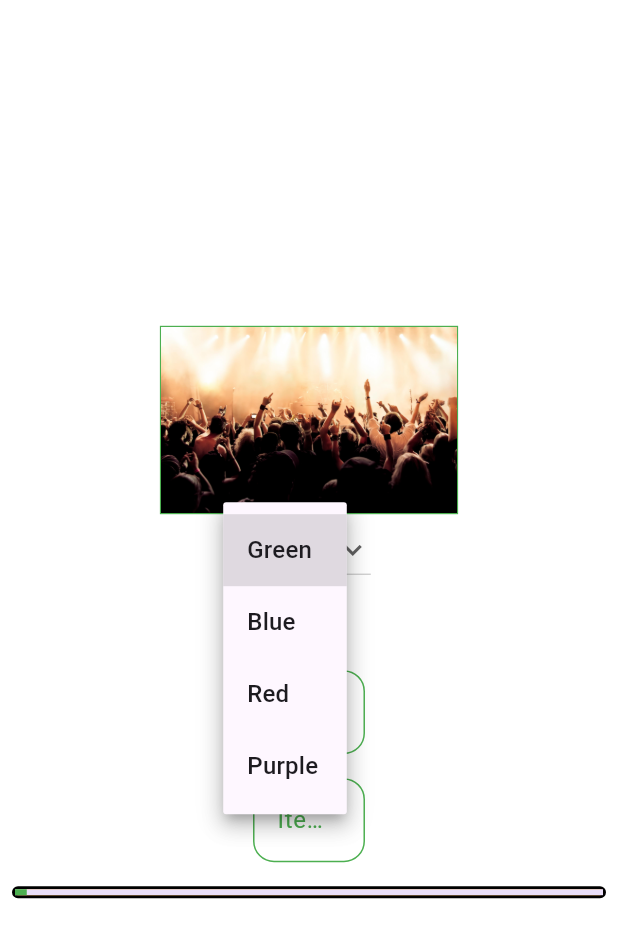
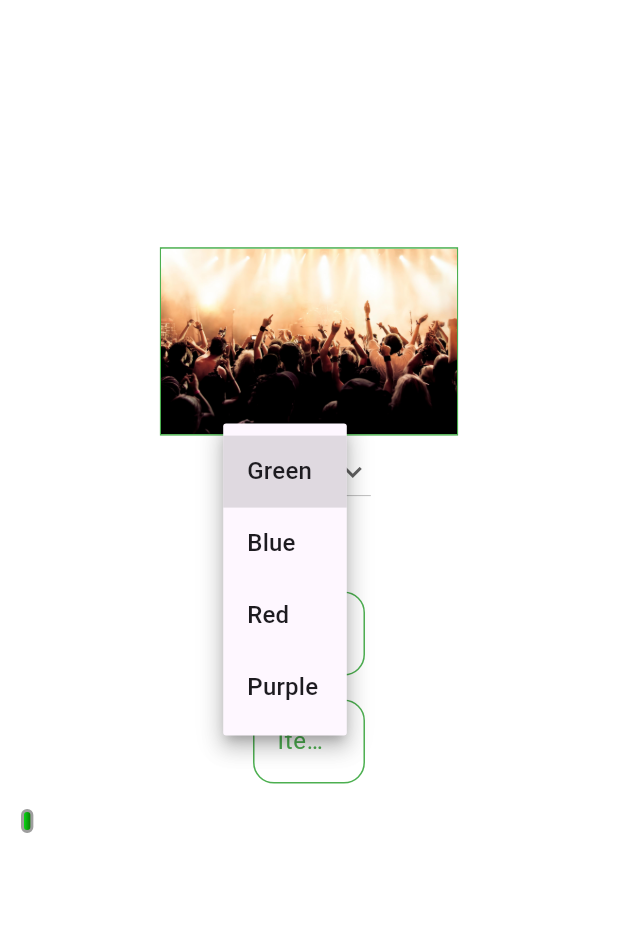
Before and after one commit to rachit-goyal1071/flutter-task, a Flutter app: the screen it shows after launch, after a tap on "Green", on a phone screen of 412 x 824 dp. Shown: the top 938 px of the screen. Run offline on Flutter 3.47's test engine with Material 3 defaults, Android fonts, the phone set to English and light mode, and no system bars; our stand-ins replace get.

Commit message:
Feat: UI Enhancements

```diff
--- a/lib/consts/colors.dart
+++ b/lib/consts/colors.dart
@@ -3,4 +3,4 @@ import 'package:flutter/material.dart';
 List<Color>redGradient = [Color.fromARGB(255, 213, 26, 1),Color.fromARGB(255, 82, 10, 1)];
 List<Color>blueGradient = [Color.fromARGB(255, 5, 48, 255),Color.fromARGB(255, 2, 13, 84)];
 List<Color>purpleGradient = [Color.fromARGB(255, 67, 7, 255),Color.fromARGB(255, 40, 1, 82)];
-List<Color>greenradient = [Color.fromARGB(255, 6, 255, 25),Color.fromARGB(255, 13, 86, 2)];
+List<Color>greenGradient = [Color.fromARGB(255, 6, 255, 25),Color.fromARGB(255, 13, 86, 2)];
--- a/lib/controllers/progress_controller.dart
+++ b/lib/controllers/progress_controller.dart
@@ -1,40 +1,93 @@
+// import 'dart:async';
+// import 'package:get/get.dart';
+//
+// class ProgressController extends GetxController {
+//   var progress = 0.0.obs;
+//   Timer? _timer;
+//   var time = 30.obs;
+//
+//   @override
+//   void onInit() {
+//     super.onInit();
+//     _startAnimation(time.value);
+//   }
+//
+//   void setProgress(double value) {
+//     progress.value = value.clamp(0.0, 1.0);
+//   }
+//
+//   void setSpeed(double speed) {
+//     time.value = (30 / (speed + 1)).toInt();
+//     _startAnimation(time.value);
+//   }
+//
+//   void _startAnimation(int durationMilliseconds) {
+//     _timer?.cancel();
+//
+//     progress.value = 0.0;
+//
+//     _timer = Timer.periodic(Duration(milliseconds: durationMilliseconds), (timer) {
+//       if (progress.value >= 1.0) {
+//         progress.value = 0.0;
+//       } else {
+//         progress.value += 0.01;
+//       }
+//     });
+//   }
+//
+//   @override
+//   void onClose() {
+//     _timer?.cancel();
+//     super.onClose();
+//   }
+// }
+//
+
+
+import 'dart:async';
 import 'package:get/get.dart';
-import 'dart:async';
 
 class ProgressController extends GetxController {
-  var progress = 0.0.obs; // Observable for the progress value
-  var speed = 1.0.obs; // Speed control from the slider
-  late Timer _timer;
+  var progress = 0.0.obs;
+  Timer? _timer;
+  var time = 30.obs;
 
   @override
   void onInit() {
     super.onInit();
-    _startAnimation();
+    _startAnimation(time.value);
   }
 
-  void _startAnimation() {
-    _timer = Timer.periodic(Duration(milliseconds: 30), (timer) {
+  void setProgress(double value) {
+    progress.value = value.clamp(0.0, 1.0);
+  }
+
+  void setSpeed(double speed) {
+    time.value = (30 / (speed + 1)).toInt(); // Adjust speed
+    _restartAnimation(time.value);
+  }
+
+  void _startAnimation(int durationMilliseconds) {
+    _timer?.cancel(); // Cancel any existing timer
+
+    progress.value = 0.0; // Reset progress to 0.0
+
+    _timer = Timer.periodic(Duration(milliseconds: durationMilliseconds), (timer) {
       if (progress.value >= 1.0) {
-        progress.value = 0.0; // Reset progress
+        progress.value = 0.0; // Reset progress when it reaches 1.0
       } else {
-        progress.value += 0.01; // Update the progress value
+        progress.value += 0.01; // Increment progress
       }
     });
   }
 
-  void setSpeed(double newSpeed) {
-    speed.value = newSpeed;
-    _restartAnimation();
-  }
-
-  void _restartAnimation() {
-    _timer.cancel();
-    _startAnimation();
+  void _restartAnimation(int durationMilliseconds) {
+    _startAnimation(durationMilliseconds);
   }
 
   @override
   void onClose() {
-    _timer.cancel(); // Cancel the timer when the controller is disposed
+    _timer?.cancel(); // Cancel the timer when the controller is disposed
     super.onClose();
   }
 }
--- a/lib/views/home.dart
+++ b/lib/views/home.dart
@@ -20,7 +20,6 @@ class HomePage extends StatelessWidget {
   final ProgressController progressController = Get.put(ProgressController());
   List<String> colorsNames=['Green','Blue','Red','Purple'];
   List<Color> colorsList = [Colors.green,Colors.blue,Colors.red,Colors.purple];
-  // List<Color> gradientList = [greenGradient,blueGradient,redGradient,purpleGradient];
   Widget build(BuildContext context) {
     itemsController.addListener(() {
       final text = itemsController.text;
@@ -39,14 +38,16 @@ class HomePage extends StatelessWidget {
     return Scaffold(
       backgroundColor: Colors.white,
       body: SafeArea(
+        child: SingleChildScrollView(
           child: Column(
             mainAxisAlignment: MainAxisAlignment.center,
             children: [
+              SizedBox(height: getScreenHeight(context)*0.2,),
               const Center(
                 child: StockImage()
               ),
               SizedBox(width: getScreenWidth(context)*0.2,child: ColorsDropDown(dropDownColors: colorsNames)),
-            SizedBox(width: getScreenWidth(context)*0.22,child: SlidingSpeedSelector(color: colorsList[dropDownController.colorIndex.value])),
+              Obx(()=>SizedBox(width: getScreenWidth(context)*0.22,child: SlidingSpeedSelector(color: colorsList[dropDownController.colorIndex.value])),),
               Obx(()=>SizedBox(
                   width: getScreenWidth(context)*0.22,
                   child: ValueTextField(
@@ -59,34 +60,48 @@ class HomePage extends StatelessWidget {
                     label: 'Items in Line',
                     color: colorsList[dropDownController.colorIndex.value],
                     textEditingController: itemsInLineController,))),
-            Obx(()=>
-            SizedBox(
-              child: ListView.builder(
-                scrollDirection: Axis.vertical,
-                shrinkWrap: true,
-                itemCount: textValuesController.itemsValue.value,
-                  itemBuilder: (context,index){
-                        return MainProgressIndicator(color: colorsList[dropDownController.colorIndex.value],);
-                  }),
-            ))
-          ],
-        ),
-      ),
-    );
-  }
-}
-
-//     Obx(() {
+              // Obx(()=> SizedBox(
+              //   child: ListView.builder(
+              //     scrollDirection: Axis.vertical,
+              //     shrinkWrap: true,
+              //     itemCount: textValuesController.itemsValue.value,
+              //       itemBuilder: (context,index){
+              //             return MainProgressIndicator(color: colorsList[dropDownController.colorIndex.value],);
+              //       }),
+              // )),
+              // Obx(() {
               //   return SizedBox(
               //     width: double.infinity,
-//     child: GradientProgressContainer(
+              //     child: GradientProgressBar(
               //       value: progressController.progress.value,
               //       gradient: LinearGradient(
-//         colors: [Color.fromARGB(255, 67, 7, 255),Color.fromARGB(255, 40, 1, 82)], // Gradient colors
+              //         colors: [greenGradient,blueGradient,redGradient,purpleGradient][dropDownController.colorIndex.value],
               //         begin: Alignment.centerLeft,
               //         end: Alignment.centerRight,
               //       ),
               //       height: 10.0, // Adjust height as needed
               //     ),
               //   );
-// })
+              // }),
+              Obx((){
+                return Padding(
+                  padding: const EdgeInsets.all(8.0),
+                  child: GradientProgressBars(
+                    progress: progressController.progress.value,
+                    segments: textValuesController.inLineValue.value,
+                    gradient: LinearGradient(
+                      colors: [greenGradient,blueGradient,redGradient,purpleGradient][dropDownController.colorIndex.value],
+                      begin: Alignment.centerLeft,
+                      end: Alignment.centerRight,
+                    ),
+                    height: 10.0,
+                  ),
+                );
+              })
+            ],
+          ),
+        ),
+      ),
+    );
+  }
+}
--- a/lib/widgets/widgets.dart
+++ b/lib/widgets/widgets.dart
@@ -66,9 +66,6 @@ class SlidingSpeedSelector extends StatelessWidget {
   Widget build(BuildContext context) {
     return Obx((){
       int index = sliderController.sliderIndex.value.toInt();
-      double speed = sliderController.sliderIndex.value;
-      int durationMilliseconds = (30 / (speed + 1)).toInt();
-      progressController.setSpeed(durationMilliseconds.toDouble());
       return Slider(
       activeColor: color,
         value: sliderController.sliderIndex.value,
@@ -77,7 +74,7 @@ class SlidingSpeedSelector extends StatelessWidget {
         label: labelList[index],
         onChanged: (value){
           sliderController.changeSliderValue(value);
-          progressController.setSpeed((30 / (value + 1)).toDouble());
+          progressController.setSpeed(value);
         },
     );});
   }
@@ -154,12 +151,13 @@ class TopSnackBar extends StatelessWidget {
   }
 }
 
-class GradientProgressContainer extends StatelessWidget {
+
+class GradientProgressBar extends StatelessWidget {
   final double value; // Progress value from 0.0 to 1.0
   final Gradient gradient;
   final double height;
 
-  const GradientProgressContainer({
+  GradientProgressBar({
     Key? key,
     required this.value,
     required this.gradient,
@@ -172,23 +170,91 @@ class GradientProgressContainer extends StatelessWidget {
       height: height,
       width: double.infinity,
       decoration: BoxDecoration(
+        border: Border.all(width: 2, color: Colors.grey), // Border color
         borderRadius: BorderRadius.circular(4.0),
-        gradient: gradient,
+        color: Colors.grey[200], // Background color for the unfilled part
       ),
-      child: Align(
-        alignment: Alignment.centerLeft,
+      child: Stack(
+        children: [
+          Positioned(
+            left: 0,
+            top: 0,
             child: Container(
               width: MediaQuery.of(context).size.width * value,
               height: height,
               decoration: BoxDecoration(
-            color: Colors.transparent,
+                gradient: gradient,
                 borderRadius: BorderRadius.circular(4.0),
               ),
             ),
           ),
+        ],
+      ),
     );
   }
 }
+
+
+class GradientProgressBars extends StatelessWidget {
+  final double progress; // Total progress (0.0 to 1.0)
+  final int segments; // Number of segments
+  final Gradient gradient; // Gradient to fill each segment
+  final double height;
+
+  const GradientProgressBars({
+    Key? key,
+    required this.progress,
+    required this.segments,
+    required this.gradient,
+    this.height = 30,
+  }) : super(key: key);
+
+  @override
+  Widget build(BuildContext context) {
+    double segmentWidth = MediaQuery.of(context).size.width / segments;
+    double segmentProgress = progress * segments; // Total progress split into segments
+
+    return Container(
+      height: 20,
+      width: double.infinity,
+      child: Stack(
+        children: List.generate(segments, (index) {
+          double progressInSegment = segmentProgress - index;
+          if (progressInSegment < 0) progressInSegment = 0.0;
+          if (progressInSegment > 1) progressInSegment = 1.0;
+
+          return Positioned(
+            left: segmentWidth * index,
+            top: 0,
+            child: Padding(
+              padding: const EdgeInsets.all(1.0),
+              child: Row(
+                children: [
+                  Container(
+                    margin: EdgeInsets.symmetric(horizontal: 5),
+                    width: segmentWidth * progressInSegment,
+                    height: 16,
+                    decoration: BoxDecoration(
+                      border: Border.all(width: 2, color: Colors.grey), // Border color
+                      color: Colors.grey[200],
+                      gradient: gradient,
+                      borderRadius: BorderRadius.circular(4.0),
+                    ),
+                  ),
+                  SizedBox(width: 5,)
+                ],
+              ),
+            ),
+          );
+        }),
+      ),
+    );
+  }
+}
+
+
+
+
 
 
 // class TopSnackBar extends StatelessWidget {
```
Lines whose indentation alone changed are shown as unchanged.
